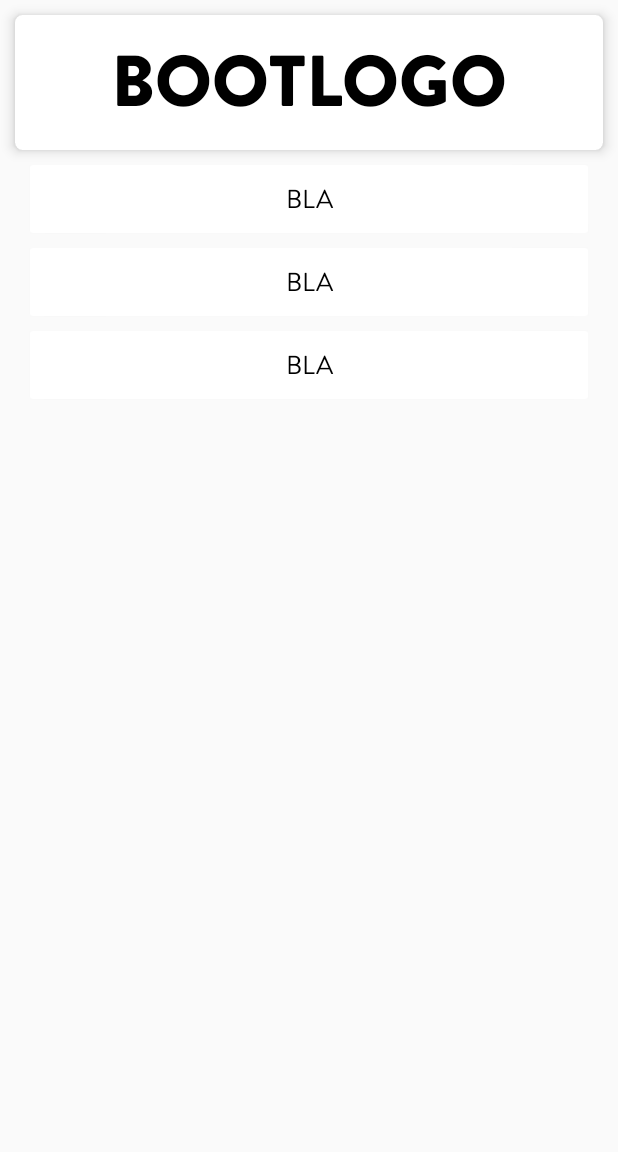
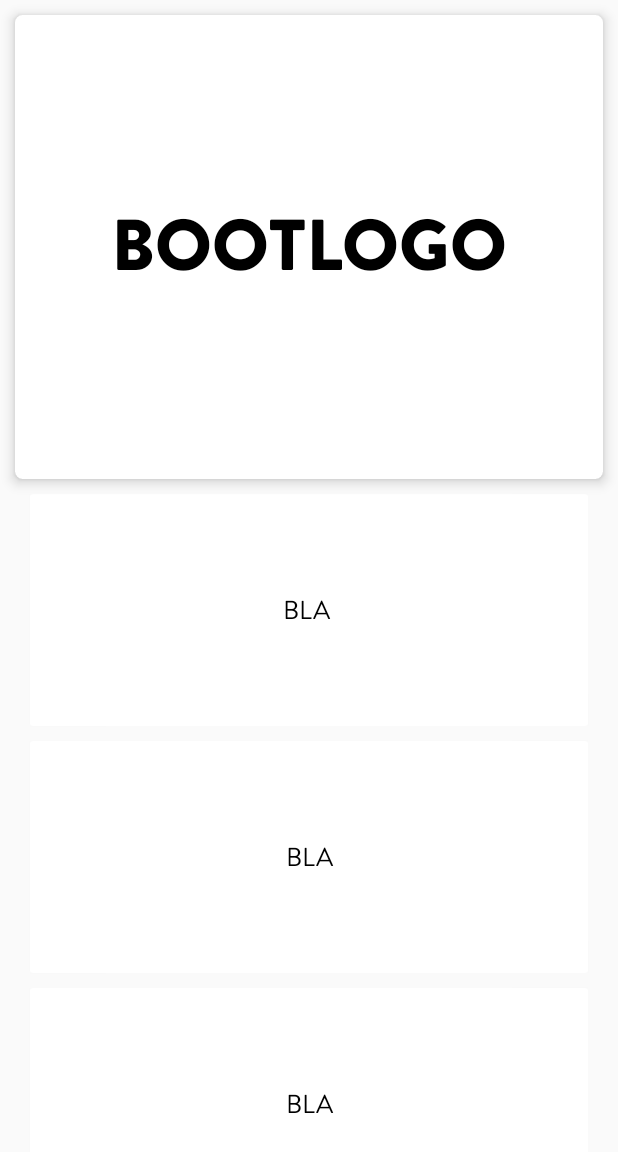
Before and after one commit to harsha20599/LeBox, an Android app: the Bootlogo screen opened directly, with no data from a screen before it, on a phone screen of 412 x 824 dp. Shown: the top 1152 px of the screen. Run offline under Robolectric (Android 15) with nearby library versions, the phone set to English and light mode, and no system bars.

Commit message:
Activity and java commit

```diff
--- a/app/src/main/java/com/nitwit/idiot/lebox/Bootlogo.java
+++ b/app/src/main/java/com/nitwit/idiot/lebox/Bootlogo.java
@@ -20,7 +20,7 @@ public class Bootlogo extends AppCompatActivity {
         super.onCreate(savedInstanceState);
         setContentView(R.layout.activity_bootlogo);
 
-        card = (CardView)findViewById(R.id.card0);
+        card = (CardView)findViewById(R.id.card_view5);
         titletxt = (TextView)findViewById(R.id.text0);
         txt1 = (TextView)findViewById(R.id.text1);
         txt2 = (TextView)findViewById(R.id.text2);
--- a/app/src/main/res/layout/activity_bootlogo.xml
+++ b/app/src/main/res/layout/activity_bootlogo.xml
@@ -10,12 +10,14 @@
         android:orientation="vertical"
         android:layout_width="match_parent"
         android:layout_height="wrap_content"
-        android:layout_alignParentTop="true"
-        android:layout_alignParentStart="true">
+        android:layout_centerHorizontal="true"
+        android:layout_alignParentBottom="true"
+        android:layout_alignParentTop="true">
 
         <android.support.v7.widget.CardView
             xmlns:card_view="http://schemas.android.com/apk/res-auto"
-            android:id="@+id/card_view0"
+            android:id="@+id/card_view5"
+            android:onClick="Color"
             android:layout_gravity="center"
             android:layout_width="match_parent"
             android:layout_height="0dp"
@@ -65,7 +67,7 @@
                 android:gravity="center"
                 android:layout_width="match_parent"
                 android:layout_height="match_parent"
-                android:text="BLA"
+                android:text="BLA "
                 android:textSize="17sp"
                 android:textColor="@color/black" />
 
--- a/app/src/main/res/layout/activity_recovery.xml
+++ b/app/src/main/res/layout/activity_recovery.xml
@@ -86,7 +86,6 @@
             card_view:cardElevation="1dp"
             android:layout_weight="1"
             android:clickable="true"
-            android:onClick="Rom"
             android:foreground="@drawable/ripple_bg"
             android:stateListAnimator="@anim/lift_on_touch">
 
```
Also changed, not shown: 1 other file.
